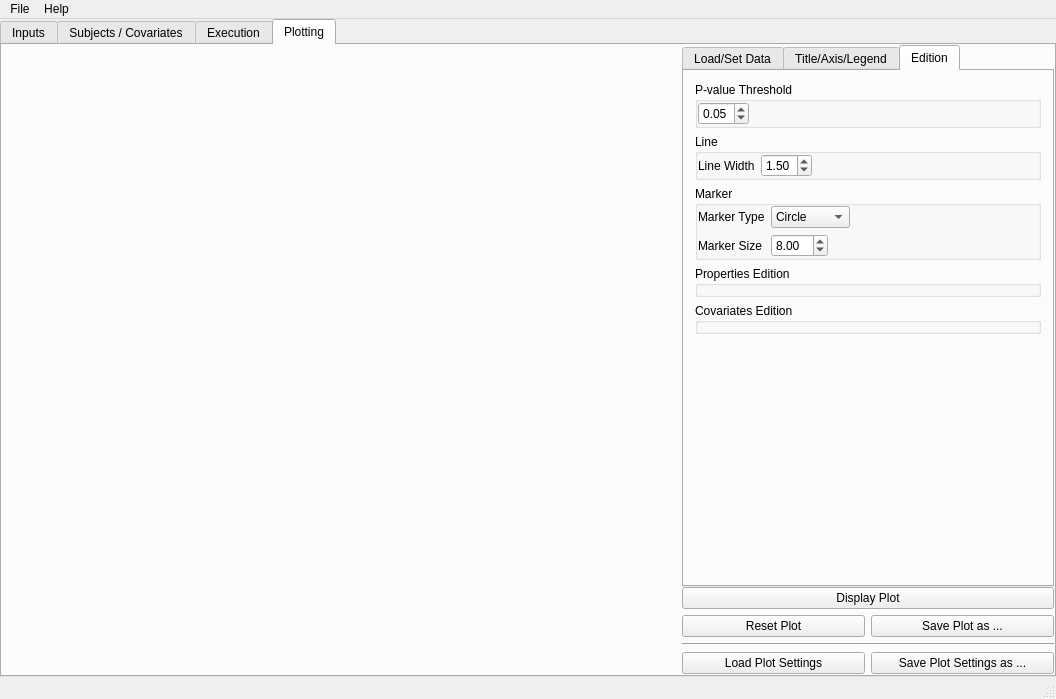
Before: the Qt Designer form FADTTSWindow.ui in jeantm/FADTTS, drawn with Qt 5.
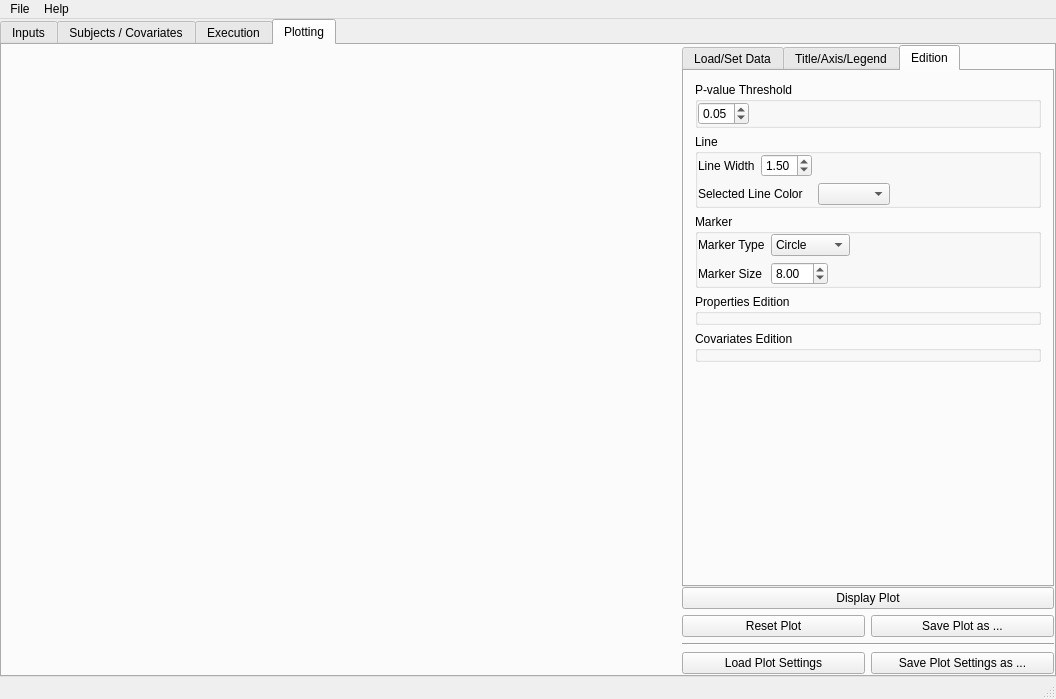
After: the same form once the commit is applied. The open tabs and pages were chosen to show the change. Custom widgets are drawn as their Qt base class.

Commit message:
Project FADTTS Add Plot Features
- Multiple line selection with left click and drag added

Diff of the .ui file:
```diff
--- a/FADTTSWindow.ui
+++ b/FADTTSWindow.ui
@@ -36,7 +36,7 @@
        </sizepolicy>
       </property>
       <property name="currentIndex">
-       <number>3</number>
+       <number>2</number>
       </property>
       <widget class="QWidget" name="inputTab">
        <property name="sizePolicy">
@@ -1656,7 +1656,7 @@
            </sizepolicy>
           </property>
           <property name="currentIndex">
-           <number>1</number>
+           <number>0</number>
           </property>
           <widget class="QWidget" name="plottingTab_loadSetDataTab">
            <attribute name="title">
@@ -2436,18 +2436,28 @@
               <property name="title">
                <string>Line</string>
               </property>
-              <layout class="QHBoxLayout" name="horizontalLayout_2">
+              <layout class="QGridLayout" name="gridLayout_23">
                <property name="margin">
                 <number>0</number>
                </property>
-               <item>
+               <item row="1" column="2">
+                <widget class="QComboBox" name="plottingTab_editionTab_selectedLineColor_comboBox"/>
+               </item>
+               <item row="1" column="0" colspan="2">
+                <widget class="QLabel" name="plottingTab_editionTab_selectedLineColor_label">
+                 <property name="text">
+                  <string>Selected Line Color</string>
+                 </property>
+                </widget>
+               </item>
+               <item row="0" column="0">
                 <widget class="QLabel" name="plottingTab_editionTab_lineWidth_label">
                  <property name="text">
                   <string>Line Width</string>
                  </property>
                 </widget>
                </item>
-               <item>
+               <item row="0" column="1">
                 <widget class="QDoubleSpinBox" name="plottingTab_editionTab_lineWidth_doubleSpinBox">
                  <property name="minimum">
                   <double>0.250000000000000</double>
@@ -2463,7 +2473,20 @@
                  </property>
                 </widget>
                </item>
-               <item>
+               <item row="1" column="3">
+                <spacer name="plottingTab_editionTab_selectedLineColor_horizontalSpacer">
+                 <property name="orientation">
+                  <enum>Qt::Horizontal</enum>
+                 </property>
+                 <property name="sizeHint" stdset="0">
+                  <size>
+                   <width>40</width>
+                   <height>20</height>
+                  </size>
+                 </property>
+                </spacer>
+               </item>
+               <item row="0" column="2" colspan="2">
                 <spacer name="plottingTab_editionTab_lineWidth_horizontalSpacer">
                  <property name="orientation">
                   <enum>Qt::Horizontal</enum>
```
The commit also changes 5 other files.
